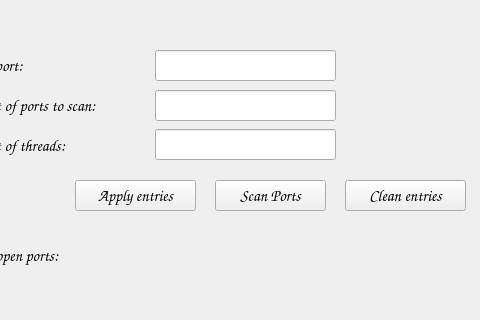
piotrekgelert/port-scanner, file App_main/UI/ports_scan.ui: the form before one commit; both pictures show x 95 to 575 and y 0 to 320 of the 575 by 510 pixel window.
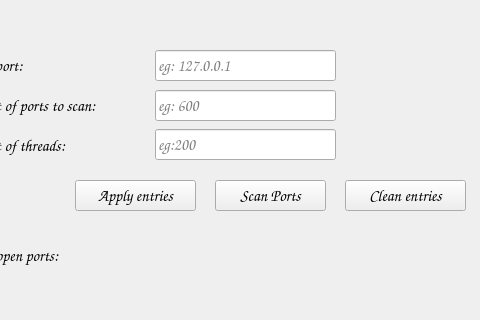
The form after the commit.

Commit message: add close_selected and close_all

The edit to the form file:
```diff
--- a/App_main/UI/ports_scan.ui
+++ b/App_main/UI/ports_scan.ui
@@ -55,6 +55,9 @@
       <height>31</height>
      </rect>
     </property>
+    <property name="placeholderText">
+     <string>eg: 127.0.0.1</string>
+    </property>
    </widget>
    <widget class="QLineEdit" name="le_ports_amount">
     <property name="geometry">
@@ -65,6 +68,9 @@
       <height>31</height>
      </rect>
     </property>
+    <property name="placeholderText">
+     <string>eg: 600</string>
+    </property>
    </widget>
    <widget class="QLineEdit" name="le_threads_amount">
     <property name="geometry">
@@ -75,6 +81,9 @@
       <height>31</height>
      </rect>
     </property>
+    <property name="placeholderText">
+     <string>eg:200</string>
+    </property>
    </widget>
    <widget class="QLabel" name="lb_ports_amount">
     <property name="geometry">
```
Left out of the diff: 9 changed lines with no effect on the pictures. The commit also changes 2 other files.
